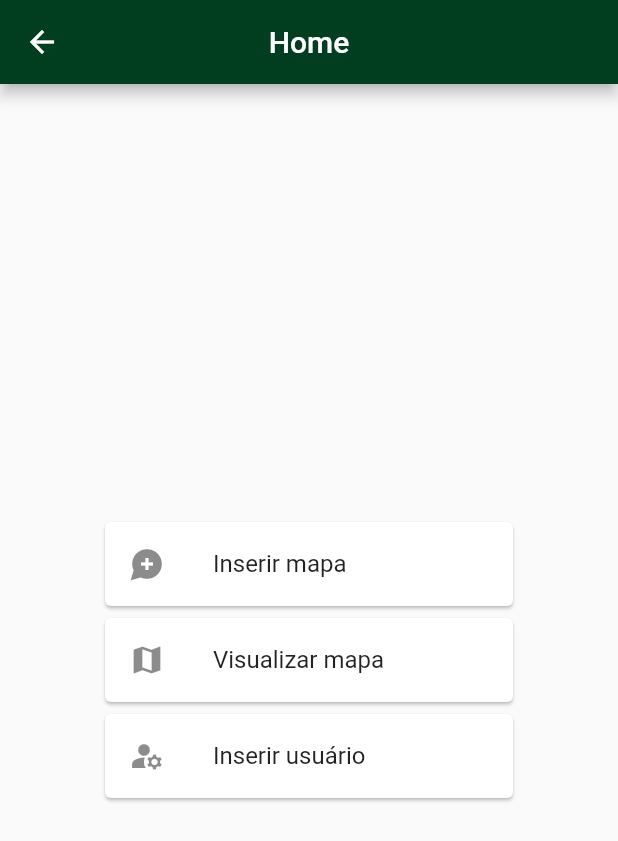
After one commit to marcos-bah/modulo1_deficientes_visuais_proex, a Flutter app: the HomeView screen opened by its route, on a phone screen of 412 x 824 dp. The commit adds this screen. Shown: the top 841 px of the screen. Run offline on Flutter 3.47's test engine with Material 2 defaults, Android fonts, the phone set to English and light mode, and no system bars; our stand-ins replace rx_notifier.

Commit message:
adicionando pagina home com 3 listTitle

```diff
--- a/lib/src/app/app.widget.dart
+++ b/lib/src/app/app.widget.dart
@@ -1,4 +1,5 @@
 import 'package:flutter/material.dart';
+import 'package:modulo1_deficientes_visuais_proex/src/features/home/home.view.dart';
 import 'package:modulo1_deficientes_visuais_proex/src/features/login/login.view.dart';
 import 'package:modulo1_deficientes_visuais_proex/src/features/recovery-password/recovery_password.view.dart';
 
@@ -18,6 +19,7 @@ class AppWidget extends StatelessWidget {
         "/": (context) => LoginView(),
         "/login": (context) => LoginView(),
         "/recovery-password": (context) => RecoveyPasswordView(),
+        "/home": (context) => HomeView(),
       },
     );
   }
--- /dev/null
+++ b/lib/src/features/home/home.controller.dart
@@ -0,0 +1,9 @@
+import 'package:flutter/material.dart';
+import 'package:rx_notifier/rx_notifier.dart';
+
+class RecoveryPasswordController {
+  TextEditingController emailEditingController = TextEditingController();
+
+  RxNotifier<bool> isLoading = RxNotifier<bool>(false);
+  bool get getIsLoading => isLoading.value;
+}
--- /dev/null
+++ b/lib/src/features/home/home.view.dart
@@ -0,0 +1,78 @@
+import 'package:flutter/material.dart';
+import 'package:modulo1_deficientes_visuais_proex/src/app/app.color.dart';
+import 'package:modulo1_deficientes_visuais_proex/src/features/recovery-password/recovery_password.controller.dart';
+import 'package:modulo1_deficientes_visuais_proex/src/features/shared/button_submit.widget.dart';
+import 'package:modulo1_deficientes_visuais_proex/src/features/shared/form_field.widget.dart';
+import 'package:rx_notifier/rx_notifier.dart';
+
+class HomeView extends StatefulWidget {
+  const HomeView({Key? key}) : super(key: key);
+
+  @override
+  _HomeViewState createState() => _HomeViewState();
+}
+
+class _HomeViewState extends State<HomeView> {
+  RecoveryPasswordController controller = RecoveryPasswordController();
+  final _formKey = GlobalKey<FormState>();
+  @override
+  Widget build(BuildContext context) {
+    Size size = MediaQuery.of(context).size;
+    return Scaffold(
+      appBar: AppBar(
+        title: Text("Home"),
+        centerTitle: true,
+        backgroundColor: AppColors.primary,
+      ),
+      body: Center(
+        child: SingleChildScrollView(
+          child: Container(
+            width: size.width < 320 ? size.width * 0.8 : 280,
+            height: size.height - 80,
+            alignment: Alignment.center,
+            child: Form(
+              key: _formKey,
+              child: Column(
+                children: [
+                  Spacer(
+                    flex: 5,
+                  ),
+                  Card(
+                    child: ListTile(
+                      leading: Icon(Icons.maps_ugc),
+                      title: Text("Inserir mapa"),
+                      onTap: () {
+                        Navigator.of(context).pushNamed("/insert-map");
+                      },
+                    ),
+                  ),
+                  Card(
+                    child: ListTile(
+                      leading: Icon(Icons.map),
+                      title: Text("Visualizar mapa"),
+                      onTap: () {
+                        Navigator.of(context).pushNamed("/view-map");
+                      },
+                    ),
+                  ),
+                  Card(
+                    child: ListTile(
+                      leading: Icon(Icons.manage_accounts),
+                      title: Text("Inserir usuário"),
+                      onTap: () {
+                        Navigator.of(context).pushNamed("/insert-user");
+                      },
+                    ),
+                  ),
+                  Spacer(
+                    flex: 5,
+                  ),
+                ],
+              ),
+            ),
+          ),
+        ),
+      ),
+    );
+  }
+}
```
Also changed, not shown: pubspec.lock.
